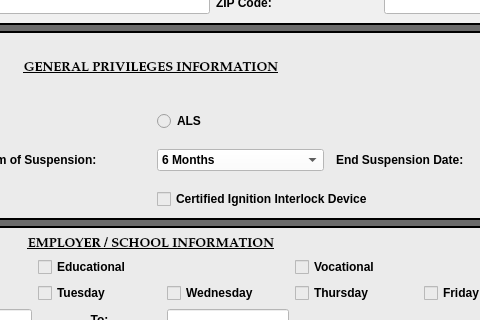
This is munientry/views/ui/DrivingPrivilegesDialog.ui in HunterProgram22/MuniEntry as Qt 5 draws it before an edit; both pictures show x 421 to 901 and y 195 to 515 of the 1144 by 798 pixel window. The edited form follows.
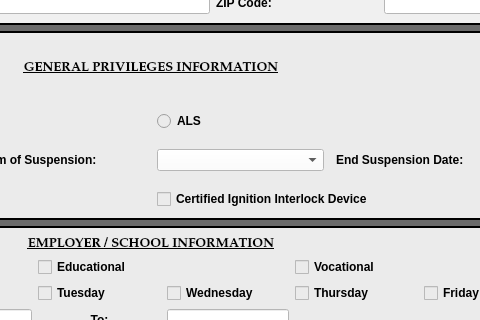
This is the edited form. Custom widgets are drawn as their Qt base class.

```diff
--- a/munientry/views/ui/DrivingPrivilegesDialog.ui
+++ b/munientry/views/ui/DrivingPrivilegesDialog.ui
@@ -868,7 +868,12 @@
                </property>
                <item>
                 <property name="text">
-                 <string>6 Months</string>
+                 <string/>
+                </property>
+               </item>
+               <item>
+                <property name="text">
+                 <string>90 Days</string>
                 </property>
                </item>
                <item>
```
Left out of the diff: 28 changed lines with no effect on the pictures.
